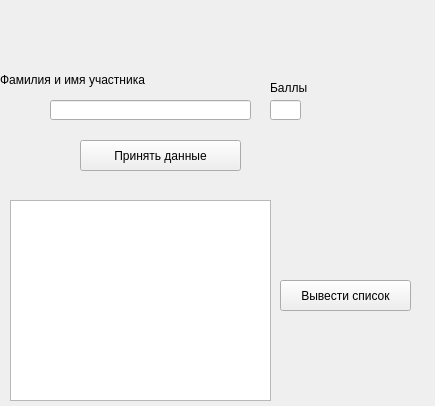
The window that widget.ui (Varenie/Konkurs_on_QT) describes before a commit, drawn with Qt 5.
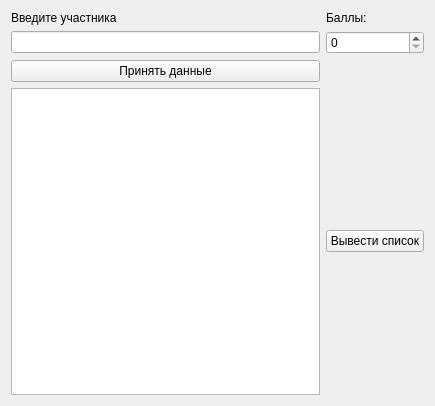
The same window after the commit.

The edit to the form file:
```diff
--- a/widget.ui
+++ b/widget.ui
@@ -13,88 +13,49 @@
   <property name="windowTitle">
    <string>Widget</string>
   </property>
-  <widget class="QLineEdit" name="lineEdit">
-   <property name="geometry">
-    <rect>
-     <x>50</x>
-     <y>100</y>
-     <width>201</width>
-     <height>20</height>
-    </rect>
-   </property>
-  </widget>
-  <widget class="QLineEdit" name="lineEdit_2">
-   <property name="geometry">
-    <rect>
-     <x>270</x>
-     <y>100</y>
-     <width>31</width>
-     <height>20</height>
-    </rect>
-   </property>
-  </widget>
+  <layout class="QGridLayout" name="gridLayout">
+   <item row="0" column="0">
   <widget class="QLabel" name="label">
-   <property name="geometry">
-    <rect>
-     <x>0</x>
-     <y>70</y>
-     <width>201</width>
-     <height>20</height>
-    </rect>
-   </property>
    <property name="text">
-    <string>Фамилия и имя участника</string>
-   </property>
-  </widget>
-  <widget class="QLabel" name="label_2">
-   <property name="geometry">
-    <rect>
-     <x>270</x>
-     <y>80</y>
-     <width>51</width>
-     <height>16</height>
-    </rect>
-   </property>
-   <property name="text">
-    <string>Баллы</string>
-   </property>
-  </widget>
+      <string>Введите участника</string>
+     </property>
+    </widget>
+   </item>
+   <item row="3" column="0">
   <widget class="QPushButton" name="pushButton">
-   <property name="geometry">
-    <rect>
-     <x>80</x>
-     <y>140</y>
-     <width>161</width>
-     <height>31</height>
-    </rect>
-   </property>
    <property name="text">
     <string>Принять данные</string>
    </property>
   </widget>
-  <widget class="QPlainTextEdit" name="plainTextEdit">
-   <property name="geometry">
-    <rect>
-     <x>10</x>
-     <y>200</y>
-     <width>261</width>
-     <height>201</height>
-    </rect>
-   </property>
-  </widget>
+   </item>
+   <item row="4" column="1">
   <widget class="QPushButton" name="pushButton_2">
-   <property name="geometry">
-    <rect>
-     <x>280</x>
-     <y>280</y>
-     <width>131</width>
-     <height>31</height>
-    </rect>
-   </property>
    <property name="text">
     <string>Вывести список</string>
    </property>
   </widget>
+   </item>
+   <item row="1" column="0">
+    <widget class="QLineEdit" name="lineEdit"/>
+   </item>
+   <item row="0" column="1">
+    <widget class="QLabel" name="label_2">
+     <property name="text">
+      <string>Баллы:</string>
+     </property>
+    </widget>
+   </item>
+   <item row="4" column="0">
+    <widget class="QPlainTextEdit" name="plainTextEdit"/>
+   </item>
+   <item row="1" column="1">
+    <widget class="QSpinBox" name="spinBox">
+     <property name="maximum">
+      <number>100</number>
+     </property>
+    </widget>
+   </item>
+  </layout>
  </widget>
  <resources/>
  <connections/>
```
Lines whose indentation alone changed are shown as unchanged.
